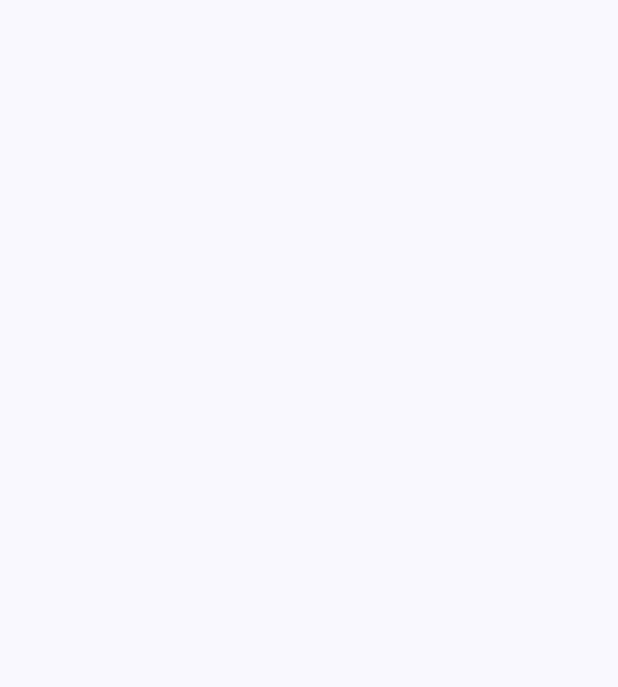
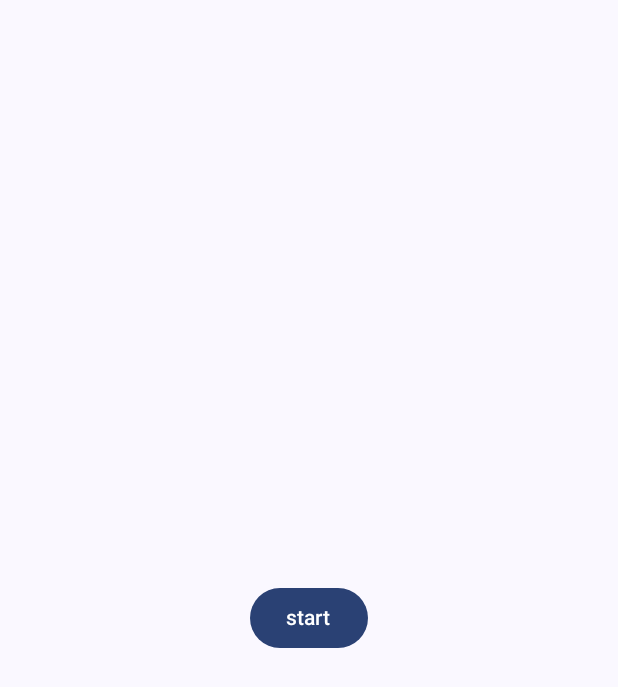
Before and after one commit to Sebenicz/hudPrompter, an Android app built with Jetpack Compose: the screen it shows after launch (MainActivity), on a phone screen of 412 x 824 dp. Before the commit the part shown is empty. Shown: the top 687 px of the screen. Run offline under Robolectric (Android 15) with nearby library versions, the phone set to English and light mode, and no system bars; our stand-ins replace Dagger/Hilt's generated code.

Commit message:
button in MainScreen to navigate prompter screen

```diff
--- a/app/src/main/java/com/gmail/strycharz97/hudprompter/ui/view/MainScreen.kt
+++ b/app/src/main/java/com/gmail/strycharz97/hudprompter/ui/view/MainScreen.kt
@@ -1,6 +1,13 @@
 package com.gmail.strycharz97.hudprompter.ui.view
 
+import androidx.compose.foundation.layout.Arrangement
+import androidx.compose.foundation.layout.Column
+import androidx.compose.foundation.layout.fillMaxSize
+import androidx.compose.material3.Button
+import androidx.compose.material3.Text
 import androidx.compose.runtime.Composable
+import androidx.compose.ui.Alignment
+import androidx.compose.ui.Modifier
 import androidx.navigation.compose.NavHost
 import androidx.navigation.compose.composable
 import androidx.navigation.compose.rememberNavController
@@ -20,8 +27,10 @@ fun MainGraph() {
 
 @Composable
 fun MainScreen(navigate: (String) -> Unit){
-  PrompterScreen() {
-    //temporary
+  Column(modifier = Modifier.fillMaxSize(), horizontalAlignment = Alignment.CenterHorizontally, verticalArrangement = Arrangement.Center) {
+    Button(onClick = { navigate(Screen.Prompter.route)}) {
+      Text(text = "start")
+    }
   }
 }
 
```
